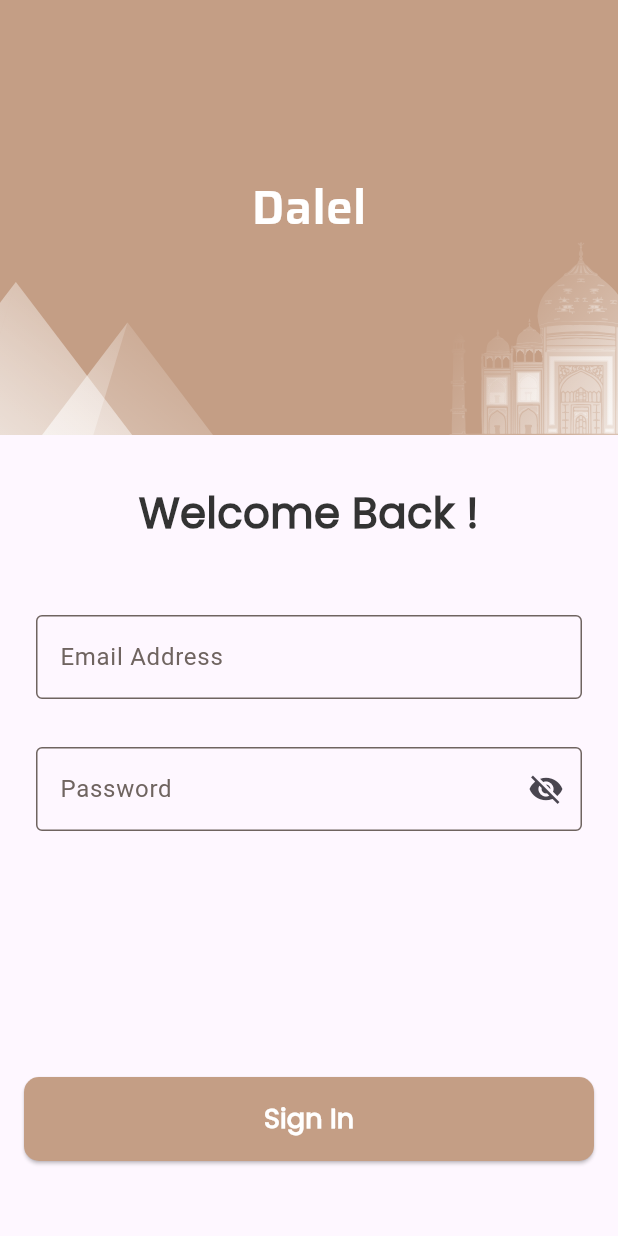
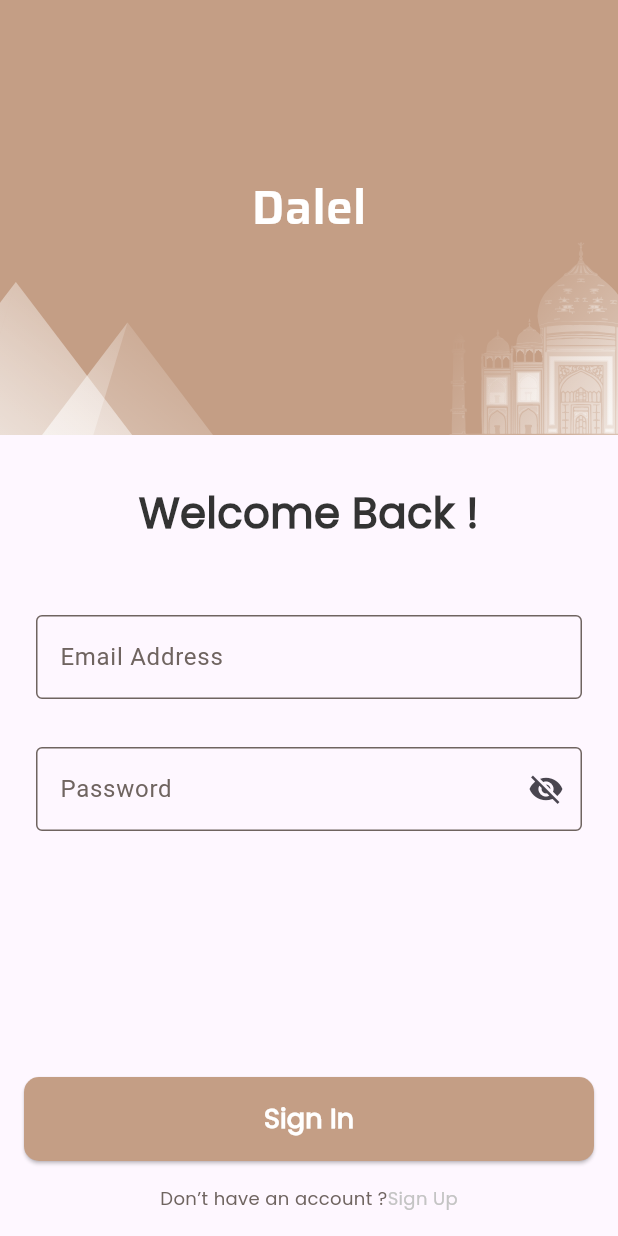
Before and after one commit to AbdelrahmanAddel/Mastering_API, a Flutter app: the SignInView screen opened by its route, on a phone screen of 412 x 824 dp. Run offline on Flutter 3.47's test engine with Material 3 defaults, Android fonts, the phone set to English and light mode, and no system bars; our stand-ins replace bloc, firebase_auth, firebase_core, flutter_bloc, flutter_svg, fluttertoast and 3 more; accounts and stored records are empty.

Commit message:
authentication debug

```diff
--- a/lib/core/utils/app_string.dart
+++ b/lib/core/utils/app_string.dart
@@ -6,19 +6,16 @@ abstract class AppString {
   LoginNow=' Login Now',
   signUp='Sign Up',
   signIn='Sign In',
-
   alreadyhaveanaccount ='Already have an account ?',
   welcome='Welcome !',
   firstName='First Name',
   lastName='Last Name',
   email='Email Address',
   password='Password',
-     iHaveAgreeToOur='I have agree to our ',
-     termsandCondition='Terms and Condition',
-     welcomeBack='Welcome Back !',
-
-
-
+  iHaveAgreeToOur='I have agree to our ',
+  termsandCondition='Terms and Condition',
+  welcomeBack='Welcome Back !',
+  donthaveanaccount='Don’t have an account ?',
   onboardingOneTitle='Explore The history with\n Dalel in a smart way',
   onboardingTwoTitle='From every place\n on earth',
   onboardingThreeTitle='Using modern AI technology\n for better user experience',
--- a/lib/feature/auth/cubit/auth_cubit.dart
+++ b/lib/feature/auth/cubit/auth_cubit.dart
@@ -31,7 +31,7 @@ void createUserWithEmailAndPassword()async{
     email: email!,
     password: password!,
   );
-  sendVerifyEmail();
+  await sendVerifyEmail();
   emit(CreateAccountSuccsseful());
 } on FirebaseAuthException catch (e) {
   if (e.code == 'weak-password') {
--- a/lib/feature/auth/presentation/view/widget/sign_up_authentication.dart
+++ b/lib/feature/auth/presentation/view/widget/sign_up_authentication.dart
@@ -1,6 +1,7 @@
 import 'package:flutter/cupertino.dart';
 import 'package:flutter/material.dart';
 import 'package:flutter_bloc/flutter_bloc.dart';
+import 'package:test_work/core/function/go_router_navigation.dart/custom_navigation.dart';
 import '../../../../../core/utils/app_color.dart';
 import '../../../../../core/utils/app_string.dart';
 import '../../../../../core/utils/widget/custom_buttom.dart';
@@ -21,9 +22,10 @@ class SignUpAuthentication extends StatelessWidget {
       listener: (context, state) {
         if (state is CreateAccountSuccsseful) {
           flutterToast(
-            toastString: 'Create Account Successful',
+            toastString: 'Create Account Successful ,Please Check Mail to Verify ',
             color: Colors.green,
           );
+          customPushAndReplacementNavigator(context: context, path: '/SignIn');
         } else if (state is FailedToCreateAccount) {
           flutterToast(
             toastString: state.errorMessage,
--- a/lib/feature/onboarding/presentation/view/widget/sign_in_body.dart
+++ b/lib/feature/onboarding/presentation/view/widget/sign_in_body.dart
@@ -1,69 +1,92 @@
-import 'dart:math';
-
+import 'package:firebase_auth/firebase_auth.dart';
 import 'package:flutter/cupertino.dart';
 import 'package:flutter/material.dart';
 import 'package:flutter_bloc/flutter_bloc.dart';
+import 'package:test_work/core/function/go_router_navigation.dart/custom_navigation.dart';
 import 'package:test_work/core/utils/app_color.dart';
 import 'package:test_work/core/utils/app_string.dart';
 import 'package:test_work/core/utils/widget/custom_buttom.dart';
 import 'package:test_work/core/utils/widget/custom_text_form_field.dart';
 import 'package:test_work/feature/auth/cubit/auth_cubit.dart';
 import 'package:test_work/feature/auth/presentation/view/widget/custom_flutter_toast.dart';
+import 'package:test_work/feature/auth/presentation/view/widget/cutom_text_span.dart';
 
 class SignInBody extends StatelessWidget {
   SignInBody({super.key});
-final formKey=GlobalKey<FormState>();
+
+  final formKey = GlobalKey<FormState>();
+
   @override
   Widget build(BuildContext context) {
-    final cubit=BlocProvider.of<AuthCubit>(context);
+    final cubit = BlocProvider.of<AuthCubit>(context);
+
     return Padding(
       padding: const EdgeInsets.symmetric(horizontal: 16.0),
       child: BlocConsumer<AuthCubit, AuthState>(
         listener: (context, state) {
           if (state is SignInSuccess) {
-  flutterToast(toastString: 'Sign In Success', color: Colors.green);
-
-} else if(state is FailedToSignIn) {
-  flutterToast(toastString: e.toString(), color: Colors.red);
-
-
-}        },
+            FirebaseAuth.instance.currentUser!.emailVerified
+                ? customPushAndReplacementNavigator(
+                    context: context,
+                    path: '/Home',
+                  )
+                : flutterToast(
+                    toastString: 'Please Verify Your Email',
+                    color: Colors.green,
+                  );
+          } else if (state is FailedToSignIn) {
+            flutterToast(toastString: state.errorMessage, color: Colors.red); // استخدم state.errorMessage بدلاً من e.toString()
+          }
+        },
         builder: (context, state) {
           return Form(
-            key:formKey ,
+            key: formKey,
             child: Column(
               children: [
-                CustomTextFormFieled(labelText: AppString.email,onChanged: (email) {
-                  cubit.email=email;
-                },),
+                CustomTextFormFieled(
+                  labelText: AppString.email,
+                  onChanged: (email) {
+                    cubit.email = email;
+                  },
+                ),
                 CustomTextFormFieled(
                   onChanged: (password) {
-                    cubit.password=password;
+                    cubit.password = password;
                   },
-
                   labelText: AppString.password,
                   obscureText: true,
-                  suffixIcon: IconButton(onPressed: (){
+                  suffixIcon: IconButton(
+                    onPressed: () {
                       cubit.changeObsecureValue();
-                  }, icon: Icon(cubit.obsecure ?Icons.visibility_off: Icons.visibility),
+                    },
+                    icon: Icon(
+                      cubit.obsecure
+                          ? Icons.visibility_off
+                          : Icons.visibility,
                     ),
                   ),
-                SizedBox(
-                  height: 132,
                 ),
-                state is LoadingToSignIn ?
-                CupertinoActivityIndicator():
+                const SizedBox(height: 132),
+                state is LoadingToSignIn
+                    ? const CupertinoActivityIndicator()
+                    : Column(
+                        children: [
                           CustomButtom(
                             text: AppString.signIn,
                             color: AppColor.primaryColor,
                             onPressed: () {
                               if (formKey.currentState!.validate()) {
                                 cubit.signInWithEmailAndPassword();
-
                               }
-
                             },
-                )
+                          ),
+                          const SizedBox(height: 16),
+                         const CustomTextSpan(
+                            firstText: AppString.donthaveanaccount,
+                            secondText: AppString.signUp,
+                          ),
+                        ],
+                      ),
               ],
             ),
           );
--- a/lib/feature/splach/presentation/view/splach_screen.dart
+++ b/lib/feature/splach/presentation/view/splach_screen.dart
@@ -24,7 +24,7 @@ class _SplachScreenState extends State<SplachScreen> {
   void initState() {
     print('//////////////');
 
-   print(FirebaseAuth.instance.currentUser!.emailVerified);
+  //  print(FirebaseAuth.instance.currentUser!.emailVerified);
     print('//////////////');
 
 
@@ -35,8 +35,8 @@ class _SplachScreenState extends State<SplachScreen> {
 if (onboardingVisted==true) {
   FirebaseAuth.instance.currentUser==null?
    splachScreenDalayed(path: '/SignUp'):
-  //  FirebaseAuth.instance.currentUser!.emailVerified?
-    // splachScreenDalayed(path: '/HomeVire'):
+FirebaseAuth.instance.currentUser!.emailVerified?
+   splachScreenDalayed(path: '/HomeView'):
    splachScreenDalayed(path: '/SignIn');
 
 
```
Also changed, not shown: lib/feature/auth/presentation/view/widget/sign_up_body.dart (+8 -3 lines). Lines whose indentation alone changed are shown as unchanged.
